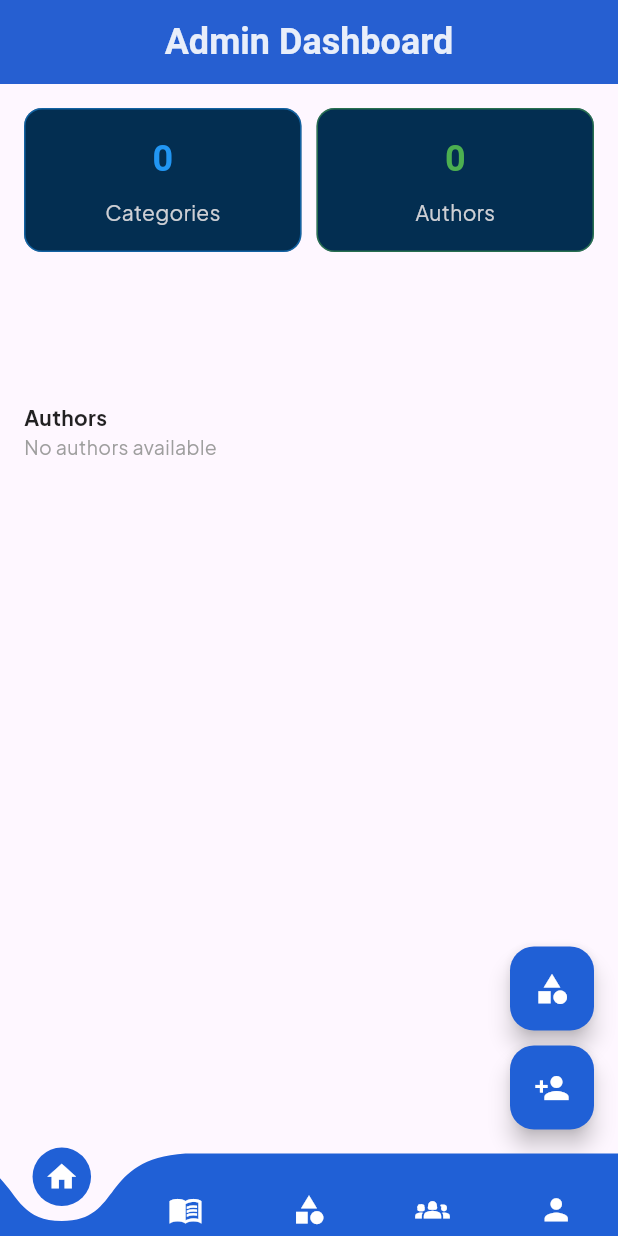
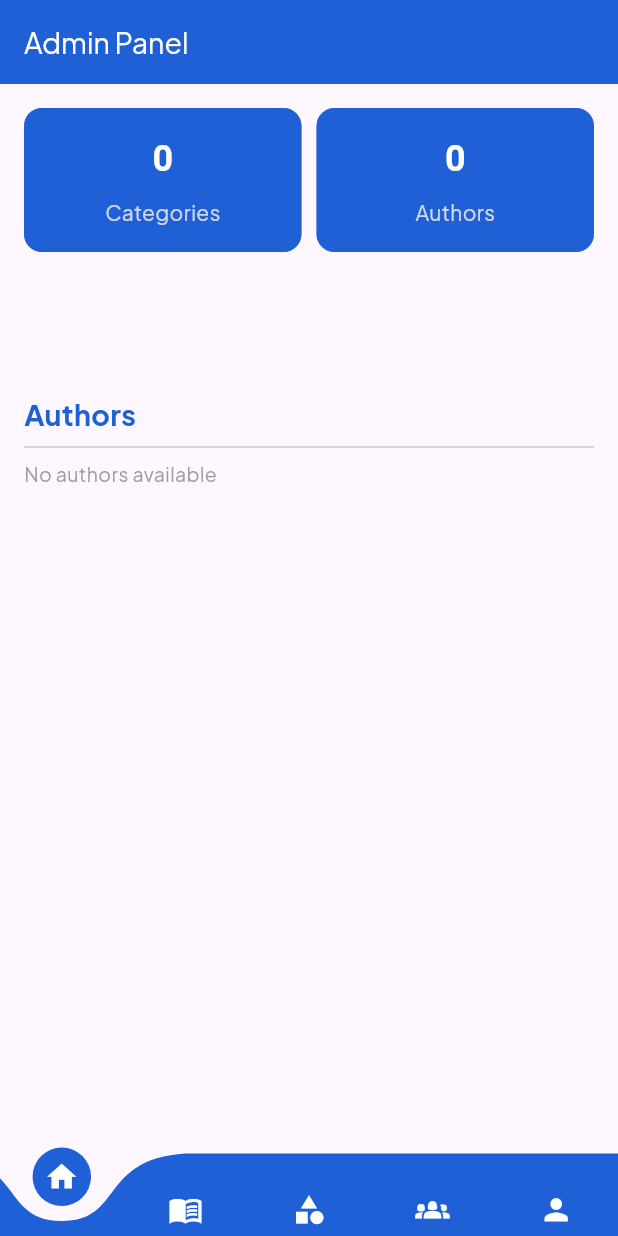
Before and after one commit to RahimALi12/bookstore-admin, a Flutter app: the screen it shows after launch, on a phone screen of 412 x 824 dp. Run offline on Flutter 3.47's test engine with Material 3 defaults, Android fonts, the phone set to English and light mode, and no system bars; drawn by our look-alikes of curved_navigation_bar; our stand-ins replace cloud_firestore, file_picker, firebase_auth, firebase_core, get, google_fonts; accounts and stored records are empty.

Commit message:
Admin Complete Alhamdulillah❤😍

```diff
--- a/lib/controller/categorycontroller.dart
+++ b/lib/controller/categorycontroller.dart
@@ -81,7 +81,7 @@ class CategoryController extends GetxController {
         SnackbarUtil.showSnackbar(
           "Success",
           "Category Created Successfully!!!",
-          type: 'success',
+          type: 'info',
         );
 
         categorycontroller.clear(); // Clear the text field
@@ -127,7 +127,7 @@ class CategoryController extends GetxController {
         SnackbarUtil.showSnackbar(
           "Success",
           "Category Updated Successfully!",
-          type: 'success',
+          type: 'info',
         );
       }
     } catch (e) {
@@ -147,7 +147,7 @@ class CategoryController extends GetxController {
       SnackbarUtil.showSnackbar(
         "Success",
         "Category Deleted Successfully!",
-        type: 'success',
+        type: 'error',
       );
     } catch (e) {
       SnackbarUtil.showSnackbar(
--- a/lib/controller/productcontroller.dart
+++ b/lib/controller/productcontroller.dart
@@ -44,7 +44,7 @@ class ProductController extends GetxController {
         SnackbarUtil.showSnackbar(
           "Success",
           "Image Selected!",
-          type: 'success',
+          type: 'info',
         );
       }
     } catch (e) {
@@ -213,7 +213,7 @@ class ProductController extends GetxController {
       SnackbarUtil.showSnackbar(
         "Congratulations!",
         "Product Added Successfully",
-        type: 'success',
+        type: 'info',
       );
 
       await Future.delayed(
@@ -297,7 +297,7 @@ class ProductController extends GetxController {
       SnackbarUtil.showSnackbar(
         "Success",
         "Product Details Updated!",
-        type: 'success',
+        type: 'info',
       );
       // Wait for the Snackbar to display before navigating
       await Future.delayed(
--- a/lib/main.dart
+++ b/lib/main.dart
@@ -20,7 +20,7 @@ class MyApp extends StatelessWidget {
 
   @override
   Widget build(BuildContext context) {
-    return GetMaterialApp(
+    return const GetMaterialApp(
       debugShowCheckedModeBanner: false,
       // home: AdminLoginScreen(),
       home: MainScreen(),
--- a/lib/utils/formsutils.dart
+++ b/lib/utils/formsutils.dart
@@ -144,8 +144,9 @@ InputDecoration inputFieldDecoration(String hintText) {
   return InputDecoration(
     labelText: hintText,
     labelStyle: TextStyle(color: Colors.grey.shade400), // Default label color
-    hintStyle:
-        TextStyle(color: Colors.grey.shade400), // Default hint text color
+    hintStyle: TextStyle(
+        color:
+            const Color.fromARGB(255, 20, 85, 207)), // Default hint text color
     contentPadding: const EdgeInsets.symmetric(vertical: 14, horizontal: 20),
     border: OutlineInputBorder(
       borderRadius: BorderRadius.circular(16),
--- a/lib/views/homepage.dart
+++ b/lib/views/homepage.dart
@@ -1,6 +1,4 @@
-import 'package:adminpanel/controller/homecontroller.dart';
 import 'package:adminpanel/views/addcategoryscreen.dart';
-import 'package:adminpanel/views/editauthorpage.dart';
 import 'package:flutter/material.dart';
 import 'package:get/get.dart';
 import 'package:adminpanel/controller/categorycontroller.dart';
@@ -32,16 +30,13 @@ class _AdminHomePageState extends State<AdminHomePage> {
   Widget build(BuildContext context) {
     return Scaffold(
       appBar: AppBar(
-        automaticallyImplyLeading: false,
         title: Text(
-          "Admin Dashboard",
-          style: GoogleFonts.roboto(
-              fontWeight: FontWeight.bold,
-              fontSize: 24,
-              color: Color.fromARGB(228, 255, 255, 255)),
+          'Admin Panel',
+          style: GoogleFonts.plusJakartaSans(
+            fontSize: 19,
+            color: Colors.white,
+          ),
         ),
-        centerTitle: true,
-        elevation: 4,
         backgroundColor: const Color.fromARGB(255, 32, 96, 214),
       ),
       body: Padding(
@@ -58,14 +53,14 @@ class _AdminHomePageState extends State<AdminHomePage> {
                     _buildSummaryCard(
                         title: "Categories",
                         count: categoryController.categories.length,
-                        color: Colors.blue),
-                    SizedBox(
+                        color: const Color.fromARGB(255, 32, 96, 214)),
+                    const SizedBox(
                       width: 10,
                     ),
                     _buildSummaryCard(
                         title: "Authors",
                         count: authorController.authorsList.length,
-                        color: Colors.green),
+                        color: const Color.fromARGB(255, 32, 96, 214)),
                     // _buildSummaryCard(
                     //     title: "Total Posts", count: 128, color: Colors.orange),
                   ],
@@ -78,7 +73,7 @@ class _AdminHomePageState extends State<AdminHomePage> {
               Obx(() {
                 return Container(
                   margin: const EdgeInsets.symmetric(vertical: 10),
-                  height: 50,
+                  height: 35,
                   child: ListView.builder(
                     scrollDirection: Axis.horizontal,
                     itemCount: categoryController.categorydata.length,
@@ -90,18 +85,21 @@ class _AdminHomePageState extends State<AdminHomePage> {
                               .fetchdata(); // Load products for selected category
                         },
                         child: Container(
+                          width: 100,
                           margin: const EdgeInsets.symmetric(horizontal: 10),
                           padding: const EdgeInsets.symmetric(
                               horizontal: 15, vertical: 10),
                           decoration: BoxDecoration(
-                            color: Colors.blueGrey.shade200,
+                            color: const Color.fromARGB(255, 32, 96, 214),
                             borderRadius: BorderRadius.circular(20),
                           ),
                           child: Center(
                             child: Text(
                               category['name'] ?? 'Category',
                               style: GoogleFonts.plusJakartaSans(
-                                  fontSize: 12, fontWeight: FontWeight.bold),
+                                fontSize: 12,
+                                color: Colors.white,
+                              ),
                             ),
                           ),
                         ),
@@ -110,12 +108,13 @@ class _AdminHomePageState extends State<AdminHomePage> {
                   ),
                 );
               }),
-              SizedBox(
-                height: 10,
+              const SizedBox(
+                height: 20,
               ),
 
               // Authors Section
               _buildSectionTitle("Authors"),
+              Divider(),
               Obx(() {
                 if (authorController.isloading.value) {
                   return const Center(child: CircularProgressIndicator());
@@ -139,36 +138,6 @@ class _AdminHomePageState extends State<AdminHomePage> {
           ),
         ),
       ),
-      floatingActionButton: Column(
-        mainAxisAlignment: MainAxisAlignment.end,
-        children: [
-          FloatingActionButton(
-            heroTag: "addCategory",
-            backgroundColor: const Color.fromARGB(255, 32, 96, 214),
-            onPressed: () {
-              Get.to(const AddCategoryScreen());
-            },
-            child: const Icon(
-              Icons.category,
-              color: Colors.white,
-            ),
-            tooltip: 'Add Category',
-          ),
-          const SizedBox(height: 10),
-          FloatingActionButton(
-            heroTag: "addAuthor",
-            backgroundColor: const Color.fromARGB(255, 32, 96, 214),
-            onPressed: () {
-              Get.to(const AddAuthorScreen());
-            },
-            child: const Icon(
-              Icons.person_add,
-              color: Colors.white,
-            ),
-            tooltip: 'Add Author',
-          ),
-        ],
-      ),
     );
   }
 
@@ -179,25 +148,27 @@ class _AdminHomePageState extends State<AdminHomePage> {
       child: Container(
         padding: const EdgeInsets.all(16),
         decoration: BoxDecoration(
-          color: const Color.fromARGB(255, 3, 46, 81),
+          color: const Color.fromARGB(255, 32, 96, 214),
           borderRadius: BorderRadius.circular(12),
+          // ignore: deprecated_member_use
           border: Border.all(color: color.withOpacity(0.5)),
         ),
         child: Column(
           children: [
             Text(
               count.toString(),
-              style: TextStyle(
+              style: const TextStyle(
                 fontSize: 24,
                 fontWeight: FontWeight.bold,
-                color: color,
+                color: Colors.white,
               ),
             ),
             const SizedBox(height: 8),
             Text(
               title,
               style: GoogleFonts.plusJakartaSans(
-                  fontSize: 14, color: Color.fromARGB(221, 238, 233, 233)),
+                  fontSize: 14,
+                  color: const Color.fromARGB(221, 238, 233, 233)),
             ),
           ],
         ),
@@ -210,9 +181,9 @@ class _AdminHomePageState extends State<AdminHomePage> {
     return Text(
       title,
       style: GoogleFonts.plusJakartaSans(
-        fontSize: 14,
+        fontSize: 19,
         fontWeight: FontWeight.bold,
-        color: Colors.black87,
+        color: const Color.fromARGB(255, 32, 96, 214),
       ),
     );
   }
@@ -272,8 +243,8 @@ class _AdminHomePageState extends State<AdminHomePage> {
             child: Text(
               author['auname'] ?? "Unknown Author",
               style: GoogleFonts.plusJakartaSans(
-                  fontWeight: FontWeight.bold,
-                  fontSize: 14,
+                  fontWeight: FontWeight.w600,
+                  fontSize: 13,
                   color: Colors.black87),
             ),
           ),
```
Also changed, not shown: lib/controller/authorcontroller.dart (+4 -89 lines), lib/controller/homecontroller.dart (deleted, +0 -45 lines), lib/views/addcategoryscreen.dart (+7 -1 lines), lib/views/addproductscreen.dart (+3 -5 lines), lib/views/adminprofile.dart (+6 -4 lines), lib/views/createauthor.dart (+7 -1 lines), lib/views/displayautscreen.dart (+3 -8 lines), lib/views/displaycatscreen.dart (+4 -9 lines), lib/views/displayproductscreen.dart (+13 -3 lines), lib/views/editauthorpage.dart (+7 -1 lines), lib/views/editproductpage.dart (+7 -1 lines), lib/views/productcard.dart (+27 -19 lines).
